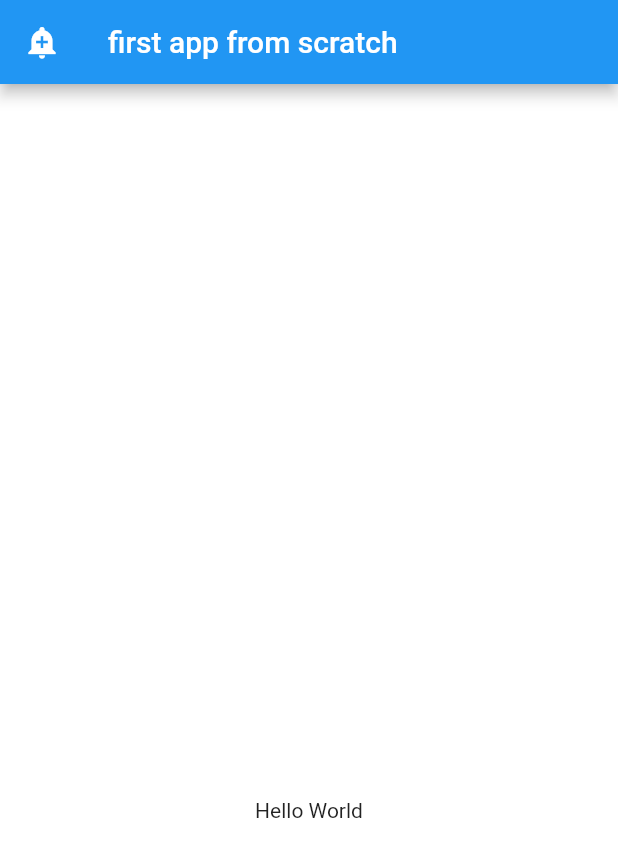
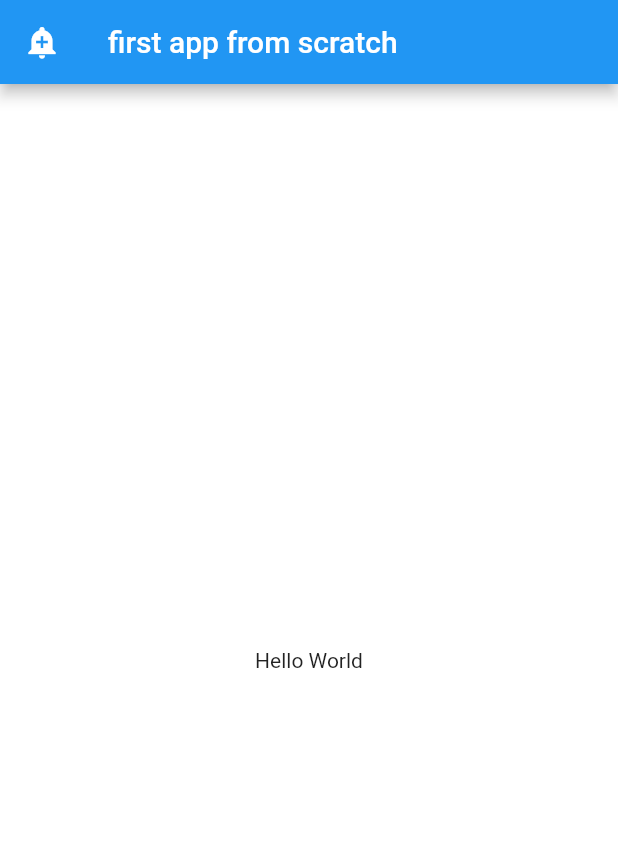
Before and after one commit to RamezHamdiSaeed/MyFlutterReference, a Flutter app: the screen it shows after launch, on a phone screen of 412 x 824 dp. Shown: the top 857 px of the screen. Run offline on Flutter 3.47's test engine with Material 2 defaults, Android fonts, the phone set to English and light mode, and no system bars.

```diff
--- a/lib/App/my_app.dart
+++ b/lib/App/my_app.dart
@@ -16,9 +16,11 @@ class MyApp extends StatelessWidget {
             // ],
           ),
           body: Container(
-              padding: const EdgeInsets.only(top: 200),
+              // padding: const EdgeInsets.only(top: 200),
               alignment: Alignment.center,
               color: Colors.white,
+              // color: const Color.fromARGB(250, 255, 0, 255),
+              // color: const Color.fromRGBO(255, 0, 0, 0.2),
               child: Column(
                 mainAxisAlignment: MainAxisAlignment.center,
                 children: const <Widget>[Text('Hello World')],
```
Also changed, not shown: 1 other file.
